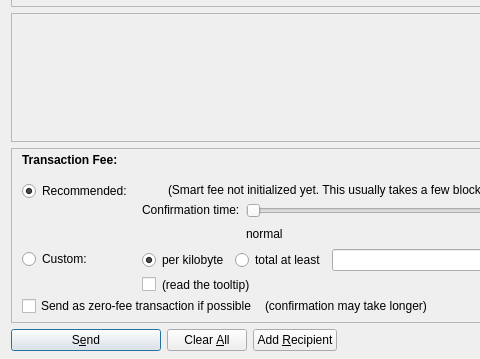
The window that src/qt/forms/sendcoinsdialog.ui (CoinBlack/blackcoin-more) describes before a commit, drawn with Qt 5; both pictures show x 0 to 480 and y 167 to 526 of the 850 by 526 pixel window.
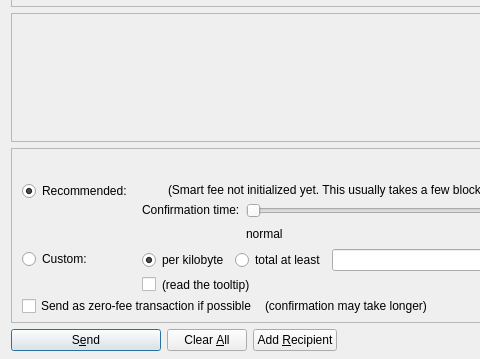
The same window after the commit. Icons and pictures are not drawn. Custom widgets are drawn as their Qt base class.

Commit message: removed fee section completely

The edit to the form file:
```diff
--- a/src/qt/forms/sendcoinsdialog.ui
+++ b/src/qt/forms/sendcoinsdialog.ui
@@ -730,42 +730,6 @@
               </property>
              </spacer>
             </item>
-            <item>
-             <layout class="QHBoxLayout" name="horizontalLayoutSmartFee">
-              <property name="spacing">
-               <number>10</number>
-              </property>
-              <item>
-               <widget class="QLabel" name="labelFeeHeadline">
-                <property name="sizePolicy">
-                 <sizepolicy hsizetype="Preferred" vsizetype="Maximum">
-                  <horstretch>0</horstretch>
-                  <verstretch>0</verstretch>
-                 </sizepolicy>
-                </property>
-                <property name="font">
-                 <font>
-                  <weight>75</weight>
-                  <bold>true</bold>
-                 </font>
-                </property>
-                <property name="styleSheet">
-                 <string notr="true">font-weight:bold;</string>
-                </property>
-                <property name="text">
-                 <string>Transaction Fee:</string>
-                </property>
-               </widget>
-              </item>
-              <item>
-               <widget class="QLabel" name="labelFeeMinimized">
-                <property name="text">
-                 <string/>
-                </property>
-               </widget>
-              </item>
-             </layout>
-            </item>
             <item>
              <spacer name="verticalSpacer_5">
               <property name="orientation">
```
The commit also changes 2 other files.
